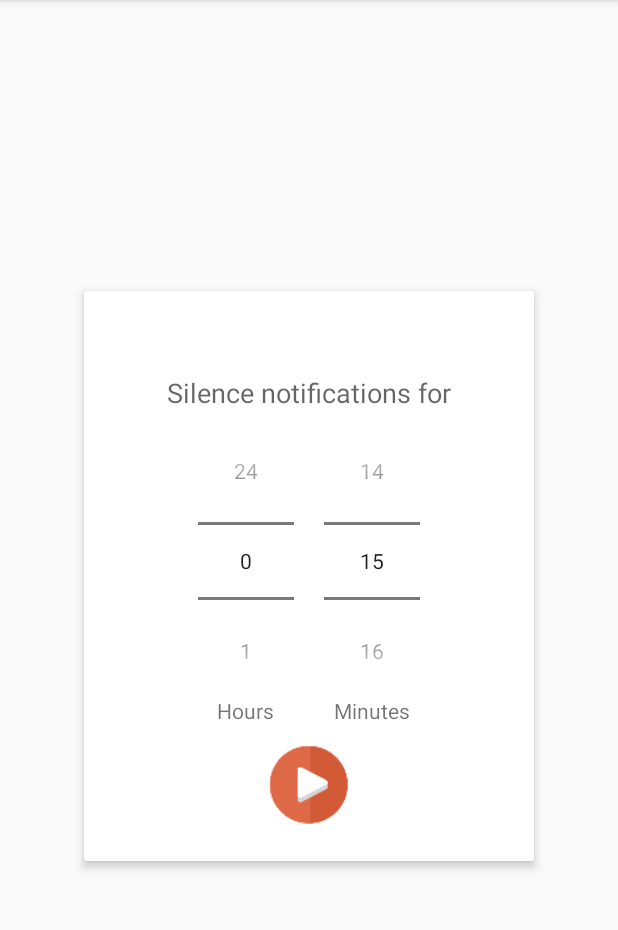
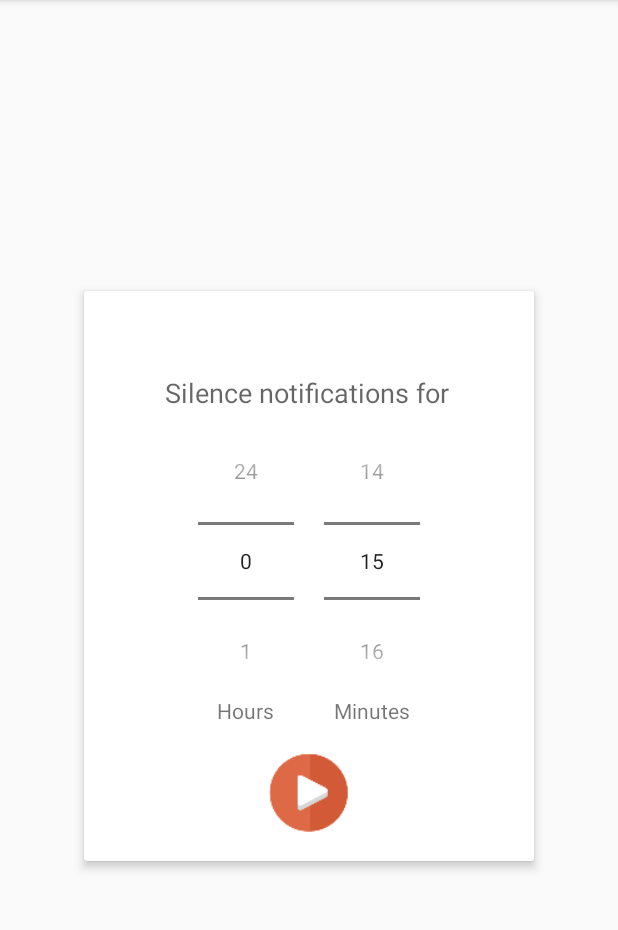
Before and after one commit to sgzmd/silencer, an Android app: the fragment TimedSilenceFragment shown on its own in the app's theme, on a phone screen of 412 x 824 dp, the part 84-1014 px from its top. Run offline under Robolectric (Android 15) with nearby library versions, the phone set to English and light mode, and no system bars.

Commit message:
Small UI fixes

```diff
--- a/app/src/main/java/info/romankirillov/silencer/fragments/TimedSilenceFragment.java
+++ b/app/src/main/java/info/romankirillov/silencer/fragments/TimedSilenceFragment.java
@@ -7,8 +7,10 @@ import android.support.annotation.Nullable;
 import android.view.LayoutInflater;
 import android.view.View;
 import android.view.ViewGroup;
+import android.widget.ArrayAdapter;
 import android.widget.ImageView;
 import android.widget.NumberPicker;
+import android.widget.Spinner;
 
 import info.romankirillov.silencer.R;
 import info.romankirillov.silencer.Silencer;
--- a/app/src/main/res/layout/fragment_timed_silence.xml
+++ b/app/src/main/res/layout/fragment_timed_silence.xml
@@ -19,6 +19,14 @@
             android:layout_width="match_parent"
             android:layout_height="match_parent">
 
+            <LinearLayout
+                android:layout_width="match_parent"
+                android:layout_height="wrap_content"
+                android:gravity="center"
+                android:orientation="horizontal"
+                android:layout_above="@+id/linearLayout"
+                android:layout_alignParentStart="true">
+
                 <TextView
                     android:id="@+id/textView2"
                     android:layout_width="wrap_content"
@@ -26,7 +34,9 @@
                     android:layout_above="@+id/linearLayout"
                     android:layout_centerHorizontal="true"
                     android:text="Silence notifications for"
+                    android:paddingRight="2dp"
                     android:textAppearance="?android:attr/textAppearanceMedium"/>
+            </LinearLayout>
 
             <LinearLayout
                 android:id="@+id/linearLayout"
@@ -85,6 +95,7 @@
                 android:id="@+id/timed_silence_start"
                 android:layout_width="60dp"
                 android:layout_height="60dp"
+                android:layout_marginTop="5dp"
                 android:layout_below="@+id/linearLayout"
                 android:layout_centerHorizontal="true"
                 android:src="@mipmap/ic_go"/>
```
Lines whose indentation alone changed are shown as unchanged.
